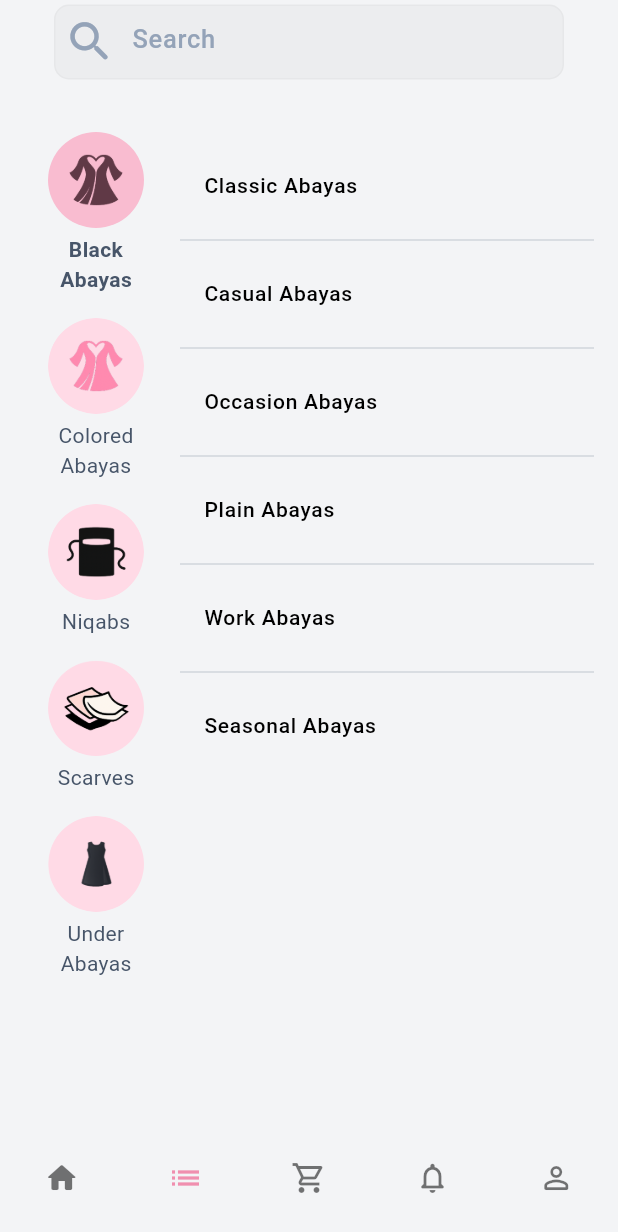
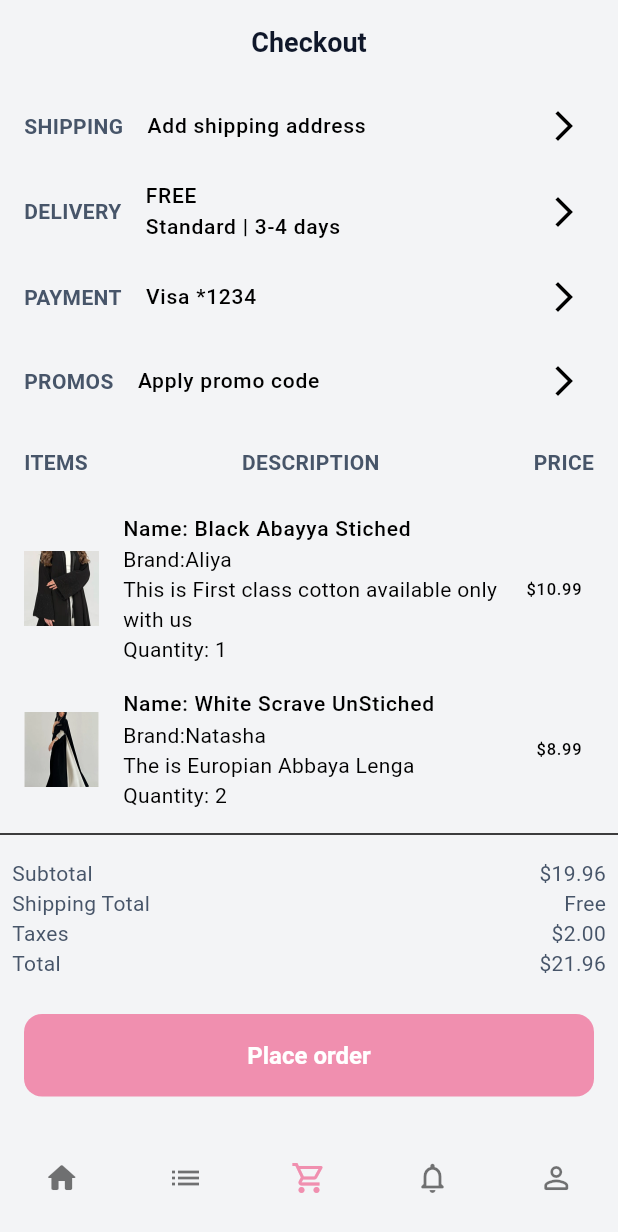
Before and after one commit to mohsinkhan117/Ebi, a Flutter app: the AppShell screen opened directly, item 3 of the bottom bar chosen, on a phone screen of 412 x 824 dp. Shown: the top 1232 px of the screen. Run offline on Flutter 3.47's test engine with Material 3 defaults, Android fonts, the light colour scheme and no system bars; our stand-ins replace cloud_firestore, firebase_auth, permission_handler; accounts and stored records are empty; Roboto replaces fonts that are missing (Poppins); project files that could hold a hidden picture were left out.

Commit message:
Checkout completed

```diff
--- a/lib/app_shell.dart
+++ b/lib/app_shell.dart
@@ -3,6 +3,7 @@
 import 'package:ebi/app_shell_view_model.dart';
 import 'package:ebi/core/theme/app_colors.dart';
 import 'package:ebi/ui/views/catagories/catagories_view.dart';
+import 'package:ebi/ui/views/checkout/checkout_view.dart';
 import 'package:ebi/ui/views/home/home_view.dart';
 import 'package:flutter/material.dart';
 import 'package:provider/provider.dart';
@@ -38,7 +39,7 @@ class AppShell extends StatelessWidget {
               controller: model.pageController,
               physics: const NeverScrollableScrollPhysics(),
               onPageChanged: model.onPageChanged,
-              children: [HomeView(), CatagoriesView()],
+              children: [HomeView(), CatagoriesView(), CheckOutView()],
             ),
             bottomNavigationBar: Container(
               decoration: BoxDecoration(
--- a/lib/core/routes/routes_generator.dart
+++ b/lib/core/routes/routes_generator.dart
@@ -1,5 +1,6 @@
 // lib/core/routes/routes_generator.dart
 
+import 'package:ebi/app_shell.dart';
 import 'package:ebi/ui/views/auth/signin_view/signin_view.dart';
 import 'package:ebi/ui/views/auth/signup_view/signup_view.dart';
 import 'package:ebi/ui/views/catagories/catagories_view.dart';
@@ -17,8 +18,12 @@ class RouterGenerator {
 
       case SignInView.routeName:
         return SignInView.route();
+
       case CatagoriesView.routeName:
         return CatagoriesView.route();
+
+      case AppShell.routeName:
+        return AppShell.route();
 
       default:
         return _errorRoute();
--- /dev/null
+++ b/lib/ui/views/checkout/checkOut_model.dart
@@ -0,0 +1,82 @@
+class CheckoutData {
+  final ShippingAddress? shippingAddress;
+  final DeliveryOption deliveryOption;
+  final PaymentMethod paymentMethod;
+  final List<CartItem> items;
+  final double subtotal;
+  final double shippingCost;
+  final double taxes;
+  final double total;
+  final String? promoCode;
+
+  CheckoutData({
+    this.shippingAddress,
+    required this.deliveryOption,
+    required this.paymentMethod,
+    required this.items,
+    required this.subtotal,
+    required this.shippingCost,
+    required this.taxes,
+    required this.total,
+    this.promoCode,
+  });
+}
+
+class ShippingAddress {
+  final String street;
+  final String city;
+  final String state;
+  final String zipCode;
+  final String country;
+
+  ShippingAddress({
+    required this.street,
+    required this.city,
+    required this.state,
+    required this.zipCode,
+    required this.country,
+  });
+
+  String get formattedAddress => '$street, $city, $state $zipCode, $country';
+}
+
+class DeliveryOption {
+  final String name;
+  final String description;
+  final double cost;
+  final String estimatedDelivery;
+
+  DeliveryOption({
+    required this.name,
+    required this.description,
+    required this.cost,
+    required this.estimatedDelivery,
+  });
+}
+
+class PaymentMethod {
+  final String type;
+  final String lastFourDigits;
+
+  PaymentMethod({required this.type, required this.lastFourDigits});
+
+  String get formatted => '$type *$lastFourDigits';
+}
+
+class CartItem {
+  final String brand;
+  final String name;
+  final String description;
+  final double price;
+  final int quantity;
+  final String imageUrl;
+
+  CartItem({
+    required this.brand,
+    required this.name,
+    required this.description,
+    required this.price,
+    required this.quantity,
+    required this.imageUrl,
+  });
+}
--- a/lib/ui/views/checkout/checkout_view.dart
+++ b/lib/ui/views/checkout/checkout_view.dart
@@ -0,0 +1,168 @@
+import 'package:flutter/material.dart';
+
+class CheckOutView extends StatelessWidget {
+  CheckOutView({super.key});
+
+  final List<Map<String, dynamic>> items = [
+    {'title': 'SHIPPING', 'content': 'Add shipping address', 'trailing': false},
+    {
+      'title': 'DELIVERY',
+      'content': 'FREE\nStandard | 3-4 days',
+      'trailing': true,
+    },
+    {'title': 'PAYMENT', 'content': 'Visa *1234', 'trailing': true},
+    {'title': 'PROMOS', 'content': 'Apply promo code', 'trailing': false},
+  ];
+
+  final List<Map<String, dynamic>> products = [
+    {
+      'price': 10.99,
+      'image': 'assets/images/homeImages/1.png',
+      'description': 'This is First class cotton available only with us',
+      'brand': 'Aliya',
+      'quantity': 01,
+      'product-name': 'Black Abayya Stiched',
+    },
+    {
+      'price': 8.99,
+      'image': 'assets/images/homeImages/3.png',
+      'description': 'The is Europian Abbaya Lenga',
+      'brand': 'Natasha',
+      'quantity': 02,
+      'product-name': 'White Scrave UnStiched',
+    },
+  ];
+
+  @override
+  Widget build(BuildContext context) {
+    return Scaffold(
+      appBar: AppBar(title: const Text('Checkout'), centerTitle: true),
+      body: Expanded(
+        child: ListView(
+          padding: const EdgeInsets.only(bottom: 20),
+          children: [
+            // Main sections
+            ...List.generate(items.length, (index) {
+              final item = items[index];
+              return ListTile(
+                leading: Text(
+                  item['title'],
+                  style: Theme.of(
+                    context,
+                  ).textTheme.bodyMedium!.copyWith(fontWeight: FontWeight.bold),
+                ),
+                title: Text(item['content']),
+                trailing: const Icon(Icons.arrow_forward_ios),
+              );
+            }),
+
+            ItemsSections(items: products),
+
+            // Order summary
+            const Divider(),
+            PriceSummarySection(),
+
+            // Order button
+            Padding(
+              padding: const EdgeInsets.all(16),
+              child: ElevatedButton(
+                onPressed: () {},
+                child: const Text('Place order'),
+              ),
+            ),
+          ],
+        ),
+      ),
+    );
+  }
+}
+
+// ============ items section ================
+class ItemsSections extends StatelessWidget {
+  final List<Map<String, dynamic>> items;
+
+  const ItemsSections({super.key, required this.items});
+
+  @override
+  Widget build(BuildContext context) {
+    return Column(
+      children: [
+        Padding(
+          padding: const EdgeInsets.all(16.0),
+          child: Row(
+            mainAxisAlignment: MainAxisAlignment.spaceBetween,
+            children: [
+              Text('ITEMS', style: TextStyle(fontWeight: FontWeight.bold)),
+              Text(
+                'DESCRIPTION',
+                style: TextStyle(fontWeight: FontWeight.bold),
+              ),
+              Text('PRICE', style: TextStyle(fontWeight: FontWeight.bold)),
+            ],
+          ),
+        ),
+        ListView.builder(
+          shrinkWrap: true,
+          physics: NeverScrollableScrollPhysics(),
+          itemCount: items.length,
+          itemBuilder: (context, index) {
+            final item = items[index];
+            return ListTile(
+              leading: Image.asset(
+                item['image'],
+                width: 50,
+                height: 50,
+                fit: BoxFit.cover,
+              ),
+              title: Text('Name: ${item['product-name']}'),
+              subtitle: Column(
+                crossAxisAlignment: CrossAxisAlignment.start,
+                children: [
+                  Text('Brand:${item['brand']}'),
+                  Text(item['description']),
+                  Text('Quantity: ${item['quantity'].toString()}'),
+                ],
+              ),
+
+              trailing: Text('\$${item['price'].toStringAsFixed(2)}'),
+            );
+          },
+        ),
+      ],
+    );
+  }
+}
+
+class PriceSummarySection extends StatelessWidget {
+  const PriceSummarySection({super.key});
+
+  @override
+  Widget build(BuildContext context) {
+    return Padding(
+      padding: const EdgeInsets.all(8.0),
+      child: Row(
+        mainAxisAlignment: MainAxisAlignment.spaceBetween,
+        children: [
+          Column(
+            crossAxisAlignment: CrossAxisAlignment.start,
+            children: [
+              Text('Subtotal'),
+              Text('Shipping Total'),
+              Text('Taxes'),
+              Text('Total'),
+            ],
+          ),
+          Column(
+            crossAxisAlignment: CrossAxisAlignment.end,
+            children: [
+              Text("\$19.96"),
+              Text("Free"),
+              Text("\$2.00"),
+              Text("\$21.96"),
+            ],
+          ),
+        ],
+      ),
+    );
+  }
+}
```
